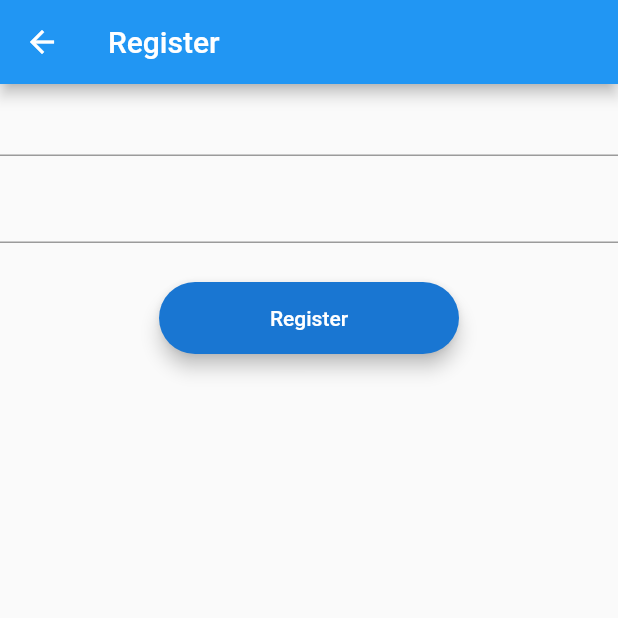
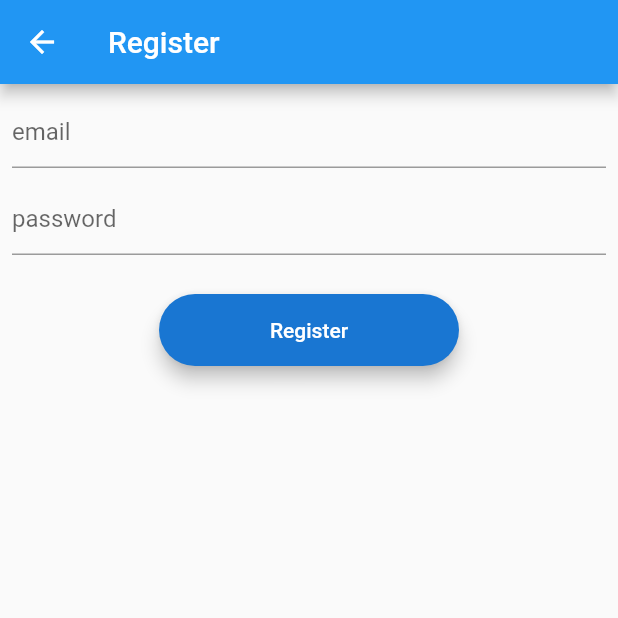
Before and after one commit to isoneday/flutterint, a Flutter app: the RegisterEmailPassScreen screen opened by its route, after a tap on "Register", on a phone screen of 412 x 824 dp, the top half of it. Run offline on Flutter 3.47's test engine with Material 2 defaults, Android fonts, the phone set to English and light mode, and no system bars; our stand-ins replace firebase_auth, firebase_core, google_sign_in, shared_preferences, toast; accounts and stored records are empty; network calls fail.

```diff
--- a/lib/screen/loginemailpass_screen.dart
+++ b/lib/screen/loginemailpass_screen.dart
@@ -66,9 +66,12 @@ class _LoginEmailPassScreenState extends State<LoginEmailPassScreen> {
 
   Future<void> prosesLogin() async {
     loading = true;
-    User user = await auth.signInWithEmailAndPassword(
-        email: email!, password: password!) as User;
-    if (user.emailVerified) {
+    User? user = (await auth.signInWithEmailAndPassword(
+      email: email!,
+      password: password!,
+    ))
+        .user;
+    if (user!.emailVerified) {
       setState(() {
         loading = false;
       });
--- a/lib/screen/registeremailpass_screen.dart
+++ b/lib/screen/registeremailpass_screen.dart
@@ -24,8 +24,9 @@ class _RegisterEmailPassScreenState extends State<RegisterEmailPassScreen> {
       appBar: AppBar(
         title: Text("Register"),
       ),
-      body:
-      SingleChildScrollView(
+      body: SingleChildScrollView(
+        child: Padding(
+          padding: const EdgeInsets.all(8.0),
           child: Column(
             children: [
               TextField(
@@ -33,6 +34,7 @@ class _RegisterEmailPassScreenState extends State<RegisterEmailPassScreen> {
                 onChanged: (value) {
                   email = value;
                 },
+                decoration: InputDecoration(hintText: "email"),
               ),
               SizedBox(
                 height: 10,
@@ -40,6 +42,7 @@ class _RegisterEmailPassScreenState extends State<RegisterEmailPassScreen> {
               TextField(
                 keyboardType: TextInputType.number,
                 obscureText: true,
+                decoration: InputDecoration(hintText: "password"),
                 onChanged: (value) {
                   password = value;
                 },
@@ -62,13 +65,17 @@ class _RegisterEmailPassScreenState extends State<RegisterEmailPassScreen> {
             ],
           ),
         ),
+      ),
     );
   }
 
   Future<void> prosesRegister() async {
     loading = true;
-    User user = await auth.createUserWithEmailAndPassword(
-        email: email!, password: password!) as User;
+    User? user = (await auth.createUserWithEmailAndPassword(
+      email: email!,
+      password: password!,
+    ))
+        .user;
     if (user != null) {
       setState(() {
         loading = false;
--- a/pubspec.yaml
+++ b/pubspec.yaml
@@ -39,7 +39,8 @@ dependencies:
   http: ^0.13.4
   toast: ^0.1.5
   firebase_auth: ^3.1.4
-
+  firebase_core: ^1.8.0
+  google_sign_in: ^5.2.1
 
 dev_dependencies:
   flutter_test:
```
Also changed, not shown: lib/main.dart (+5 -2 lines), lib/screen/auth_screen.dart (+71 -3 lines), pubspec.lock. Lines whose indentation alone changed are shown as unchanged.
